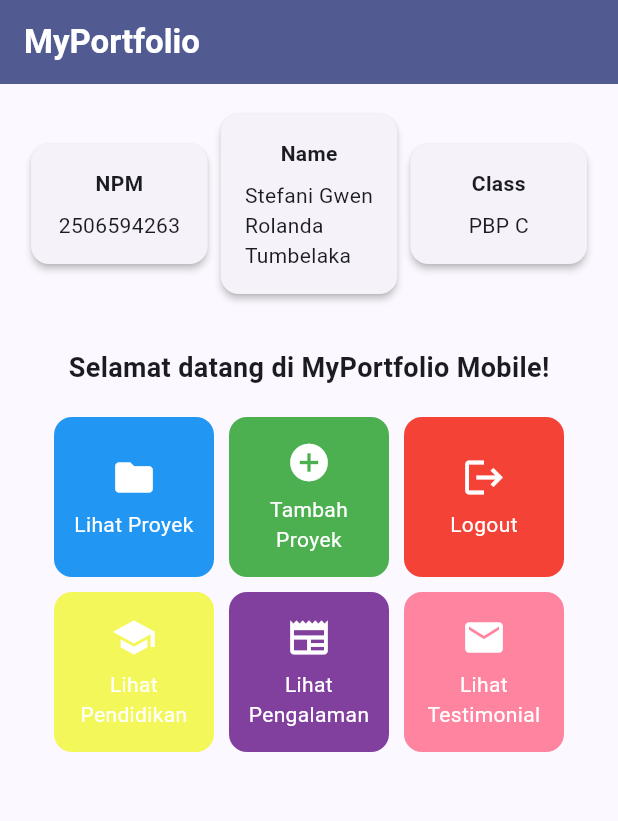
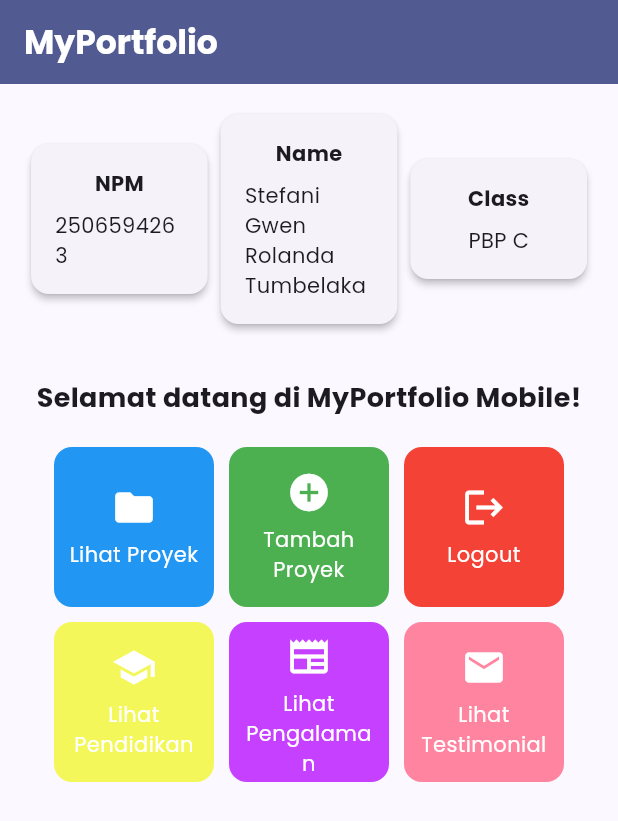
Before and after one commit to stefanigwen14/myportofolio_mobile, a Flutter app: the screen it shows after launch, on a phone screen of 412 x 824 dp. Shown: the top 821 px of the screen. Run offline on Flutter 3.47's test engine with Material 3 defaults, Android fonts, the phone set to English and light mode, and no system bars; our stand-ins replace google_fonts.

Commit message:
feat: add Google Fonts and set main font to Poppins

```diff
--- a/lib/main.dart
+++ b/lib/main.dart
@@ -1,5 +1,6 @@
-import 'package:flutter/material.dart';
+import 'package:flutter/material.dart' hide TextTheme;
 import 'package:myportofolio_mobile/menu.dart';
+import 'package:google_fonts/google_fonts.dart';
 
 void main() {
   runApp(const MyApp());
@@ -33,6 +34,7 @@ class MyApp extends StatelessWidget {
           seedColor: Colors.indigo,
           secondary: Colors.amber[700],
         ),
+        fontFamily: GoogleFonts.poppins().fontFamily,
         useMaterial3: true,
       ),
       home: MyHomePage(),
--- a/lib/menu.dart
+++ b/lib/menu.dart
@@ -12,7 +12,7 @@ class MyHomePage extends StatelessWidget {
     ItemHomepage("Tambah Proyek", Icons.add_circle, Colors.green),
     ItemHomepage("Logout", Icons.logout, Colors.red),
     ItemHomepage("Lihat Pendidikan", Icons.school, const Color.fromARGB(255, 244, 247, 89)),
-    ItemHomepage("Lihat Pengalaman", Icons.newspaper, const Color.fromARGB(255, 129, 64, 157)),
+    ItemHomepage("Lihat Pengalaman", Icons.newspaper, const Color.fromARGB(255, 198, 64, 255)),
     ItemHomepage("Lihat Testimonial", Icons.mail, const Color.fromARGB(255, 255, 132, 160)),
   ];
 
--- a/pubspec.yaml
+++ b/pubspec.yaml
@@ -34,6 +34,7 @@ dependencies:
   # The following adds the Cupertino Icons font to your application.
   # Use with the CupertinoIcons class for iOS style icons.
   cupertino_icons: ^1.0.8
+  google_fonts: ^9.0.0
 
 dev_dependencies:
   flutter_test:
@@ -71,8 +72,7 @@ flutter:
   # To add custom fonts to your application, add a fonts section here,
   # in this "flutter" section. Each entry in this list should have a
   # "family" key with the font family name, and a "fonts" key with a
-  # list giving the asset and other descriptors for the font. For
-  # example:
+  # list giving the asset and other descriptors for the font.
   # fonts:
   #   - family: Schyler
   #     fonts:
@@ -84,6 +84,5 @@ flutter:
   #       - asset: fonts/TrajanPro.ttf
   #       - asset: fonts/TrajanPro_Bold.ttf
   #         weight: 700
-  #
   # For details regarding fonts from package dependencies,
   # see https://flutter.dev/to/font-from-package
```
Also changed, not shown: pubspec.lock, 2 other files.
